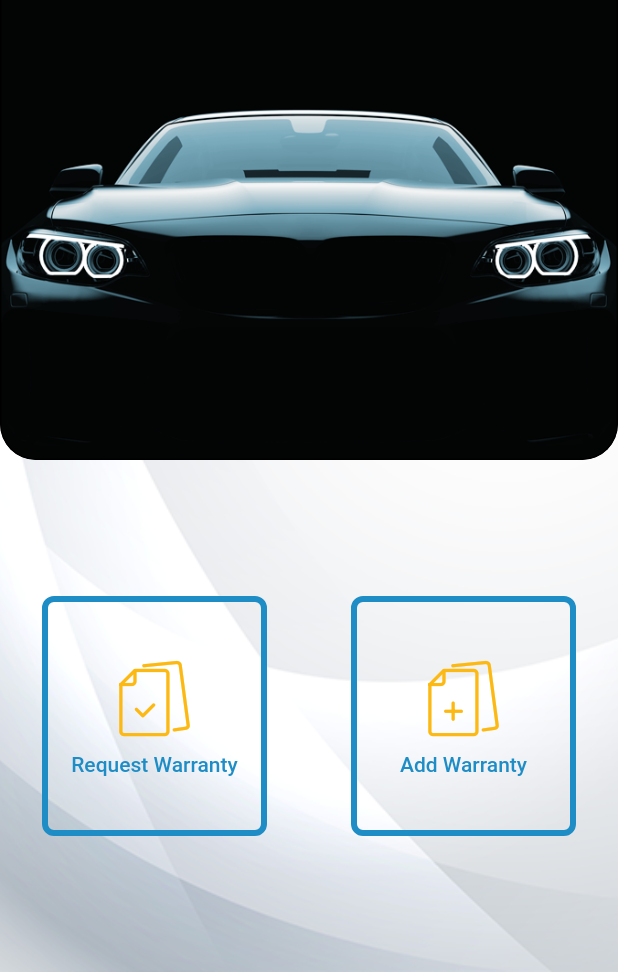
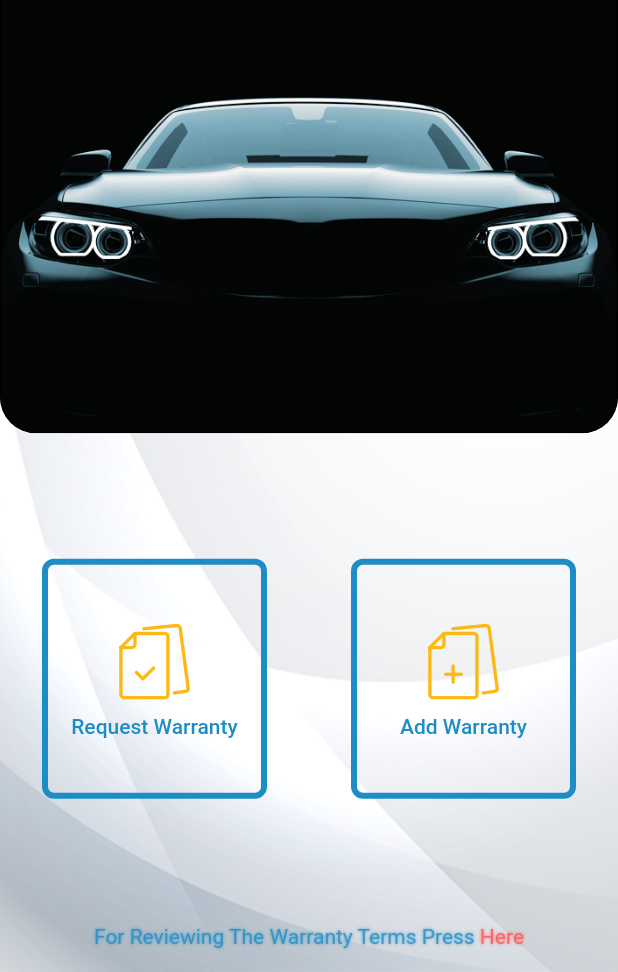
Before and after one commit to ibrahimdevoloper/eWarrenty-app, a Flutter app: the HomePage screen opened directly, on a phone screen of 412 x 824 dp, the part 264-1236 px from its top. Run offline on Flutter 3.47's test engine with Material 2 defaults, Android fonts, the phone set to English and light mode, and no system bars; our stand-ins replace auto_size_text, bloc, cached_network_image, chopper, country_code_picker, email_validator and 16 more; missing offline and left inert: flutter_full_pdf_viewer; accounts and stored records are empty; generated files the repository leaves out were written again; Roboto replaces fonts that are missing (Cairo).

Commit message:
after flutter 2.0

```diff
--- a/assets/lang/ar.json
+++ b/assets/lang/ar.json
@@ -173,6 +173,7 @@
   "phoneNumberExample1": "يجب 065 وليس ٠٦٥",
   "phoneNumberExample": "حصراً أرقام أجنبية 01234....",
   "warrantyTerms": "شروط الكفالة",
-  "warrantyTermsContent": "إن شركة مارفل تك تقدم خدمة كفالة مارفل تك الإلكترونية \nتتعهد شركة مارفل تك بحفظ معلومات المشتركين وعدم بيعها وعدم استخدامها إلا لأغراض تطوير منتجاتها الخاصة بالشركة فقط \nفي حال إتمام عملية التسجيل يعتبر ذلك موافقة على الشروط التالية:\n-\tعدم وصل أي حمل خارجي غير ملائم للبطارية المكفولة (كمثال: عدم توصيل البطارية لهدف الإنارة أو توصيل البطارية لنوع سيارة غير موافق لها) \n-\tعدم تعرض الرقم التسلسلي لبطارية المكفولة لشطب أو خدش أو إزالة أو تعرضه لأي نوع من أنواع الضرر\n-\tالتزام المشترك بسلامة أقطاب توصيل البطارية وسلامة توصيلات السيارة (مثال: وجود عطل بالدينمو)\n-\tعدم تعرض البطارية لضرر أو خدش في هيكلها\n-\tعدم إعادة تركيب البطارية بسيارة مختلفة عن السيارة المسجلة بالكفالة \n-\tالتزام المشترك بصحة معلوماته من بيانات مسجلة وصور مرسلة (صور حقيقة)\n\nعند عدم التزام المشترك بالشروط السابقة يلغى اشتراك كفالته وتصبح بطاريته خارج الكفالة \n\n"
-
+  "warrantyTermsContent": "إن شركة مارفل تك تقدم خدمة كفالة مارفل تك الإلكترونية \nتتعهد شركة مارفل تك بحفظ معلومات المشتركين وعدم بيعها وعدم استخدامها إلا لأغراض تطوير منتجاتها الخاصة بالشركة فقط \nفي حال إتمام عملية التسجيل يعتبر ذلك موافقة على الشروط التالية:\n-\tعدم وصل أي حمل خارجي غير ملائم للبطارية المكفولة (كمثال: عدم توصيل البطارية لهدف الإنارة أو توصيل البطارية لنوع سيارة غير موافق لها) \n-\tعدم تعرض الرقم التسلسلي لبطارية المكفولة لشطب أو خدش أو إزالة أو تعرضه لأي نوع من أنواع الضرر\n-\tالتزام المشترك بسلامة أقطاب توصيل البطارية وسلامة توصيلات السيارة (مثال: وجود عطل بالدينمو)\n-\tعدم تعرض البطارية لضرر أو خدش في هيكلها\n-\tيجب أن يتطابق التاريخ الذي تم إدخاله في نموذج تسجيل الكفالة مع التاريخ الموجود في الفاتورة المصورة\n-\tعدم إعادة تركيب البطارية بسيارة مختلفة عن السيارة المسجلة بالكفالة \n-\tالتزام المشترك بصحة معلوماته من بيانات مسجلة وصور مرسلة (صور حقيقة)\n\nعند عدم التزام المشترك بالشروط السابقة يلغى اشتراك كفالته وتصبح بطاريته خارج الكفالة \n",
+  "forReviewingTheWarrantyTermsPress": "من أجل عرض شروط الكفالة أضغط ",
+  "here": "هنا"
 }
--- a/assets/lang/en.json
+++ b/assets/lang/en.json
@@ -170,5 +170,7 @@
   "phoneNumberExample1": "must 065 not ٠٦٥",
   "phoneNumberExample": "Only English Numbers 01234...",
   "warrantyTerms": "Warranty Terms",
-  "warrantyTermsContent": "Marvel Tech Introduce Marvel Tech E-Warranty Service\n\nMarvel Tech undertake to maintain the user data and not to be sold and to be used only for the development of its products\nIn the condition of completing the registration, it is considered an approval of these terms:\n-\tPrevent connecting the warrantied battery to an unsuitable load (as an example: connecting the battery for lighting purpose or connecting the battery to incompatible car)\n-\tProtecting the serial number from scratching, deletion, removal or any kind of damage\n-\tThe subscriber’s commitment to reliable connection terminals and a reliable car internal connection (as an example: connecting the battery to a damaged dynamo)\n-\tProtecting the battery from any scratches or damages\n-\tDo not re-install the battery in a car different from the one registered with the warranty\n-\tThe subscriber's commitment to a correct registration information and sent pictures (real pictures)\n\nIn the condition of Violating these terms the warranty will be canceled\n"
+  "warrantyTermsContent": "Marvel Tech Introduce Marvel Tech E-Warranty Service\n\nMarvel Tech undertake to maintain the user data and not to be sold and to be used only for the development of its products\nIn the condition of completing the registration, it is considered an approval of these terms:\n-\tPrevent connecting the warrantied battery to an unsuitable load (as an example: connecting the battery for lighting purpose or connecting the battery to incompatible car)\n-\tProtecting the serial number from scratching, deletion, removal or any kind of damage\n-\tThe subscriber’s commitment to reliable connection terminals and a reliable car internal connection (as an example: connecting the battery to a damaged dynamo)\n-\tProtecting the battery from any scratches or damages\n-\tThe entered date in the warranty registration form must match the date in the  photographed bill\n-\tDo not re-install the battery in a car different from the one registered with the warranty\n-\tThe subscriber's commitment to a correct registration information and sent pictures (real pictures)\n\nIn the condition of Violating these terms the warranty will be canceled\n",
+  "forReviewingTheWarrantyTermsPress": "For Reviewing The Warranty Terms Press ",
+  "here": "Here"
 }
--- a/lib/Function/FirebaseCrashlyticsLog.dart
+++ b/lib/Function/FirebaseCrashlyticsLog.dart
@@ -1,7 +1,7 @@
 import 'package:firebase_crashlytics/firebase_crashlytics.dart';
 
 void firebaseCrashLog({String code, String tag, String message}) {
-  // print("Error Code: ${code},Tag: ${tag},message: ${message},");
+  print("Error Code: ${code},Tag: ${tag},message: ${message},");
   if (code != null)
     FirebaseCrashlytics.instance
         .log("Error Code: ${code},Tag: ${tag},message: ${message},");
--- a/lib/pages/HomePage.dart
+++ b/lib/pages/HomePage.dart
@@ -9,6 +9,7 @@ import 'package:ewarrenty/dialogs/termsOfServiceDialog.dart';
 import 'package:ewarrenty/helpers/PrefKeys.dart';
 import 'package:ewarrenty/pages/RequestDetailPage.dart';
 import 'package:firebase_analytics/firebase_analytics.dart';
+import 'package:flutter/gestures.dart';
 import 'package:flutter/material.dart';
 import 'package:google_fonts/google_fonts.dart';
 import 'package:provider/provider.dart';
@@ -30,6 +31,10 @@ class _HomePageState extends State<HomePage> with TickerProviderStateMixin {
   AnimationController _animeController;
   CurvedAnimation _curvedAnimation;
   Animation<Offset> _offsetAnimation;
+
+  AnimationController _flickerController;
+  Animation<double> _flickerAnime;
+  CurvedAnimation _flickerCurvedAnimation;
 
   @override
   void initState() {
@@ -69,6 +74,16 @@ class _HomePageState extends State<HomePage> with TickerProviderStateMixin {
     _offsetAnimation = Tween<Offset>(begin: Offset(0, -1), end: Offset(0, 0))
         .animate(_curvedAnimation);
     _animeController.forward();
+
+    _flickerController = AnimationController(
+        vsync: this, duration: Duration(milliseconds: 1500));
+    _flickerCurvedAnimation = CurvedAnimation(
+      curve: Curves.easeInOut,
+      parent: _flickerController,
+    );
+    _flickerAnime =
+        Tween<double>(begin: 0.0, end: 1.0).animate(_flickerCurvedAnimation);
+    _flickerController.repeat(reverse: true);
     FirebaseAnalytics().setCurrentScreen(
         screenName: "HomePage", screenClassOverride: "HomePage");
   }
@@ -77,6 +92,7 @@ class _HomePageState extends State<HomePage> with TickerProviderStateMixin {
   void dispose() {
     _animeController.dispose();
     _fadeController.dispose();
+    _flickerController.dispose();
     super.dispose();
     // _animController.dispose();
   }
@@ -327,7 +343,8 @@ class _HomePageState extends State<HomePage> with TickerProviderStateMixin {
                                 Navigator.push(
                                     context,
                                     MaterialPageRoute(
-                                      builder: (context) => AddWarrantyPage()));
+                                        builder: (context) =>
+                                            AddWarrantyPage()));
                               },
                               title: AppLocalizations.of(context)
                                   .translate("addWarranty"),
@@ -346,11 +363,77 @@ class _HomePageState extends State<HomePage> with TickerProviderStateMixin {
                       ],
                     ),
                   ),
+                  Padding(
+                    padding: const EdgeInsets.only(bottom: 16),
+                    child: FadeTransition(
+                      opacity: _flickerAnime,
+                      child: RichText(
+                        text: TextSpan(
+                            text: AppLocalizations.of(context)
+                                .translate("forReviewingTheWarrantyTermsPress"),
+                            style: GoogleFonts.cairo(
+                              shadows: [
+                                Shadow(
+                                  blurRadius: 2.0,
+                                  color: Theme.of(context).primaryColor,
+                                  offset: Offset(0, 0),
+                                ),
                               ],
-            )),
+                              fontSize:
+                                  Theme.of(context).textTheme.button.fontSize,
+                              color: Theme.of(context).primaryColor,
+                            ),
+                            children: [
+                              TextSpan(
+                                text: AppLocalizations.of(context)
+                                    .translate("here"),
+                                style: GoogleFonts.cairo(
+                                  shadows: [
+                                    Shadow(
+                                      blurRadius: 2.0,
+                                      color: Colors.redAccent,
+                                      offset: Offset(0, 0),
+                                    ),
+                                  ],
+                                  fontSize: Theme.of(context)
+                                      .textTheme
+                                      .button
+                                      .fontSize,
+                                  color: Colors.redAccent,
+                                ),
+                                recognizer: TapGestureRecognizer()
+                                  ..onTap = () {
+                                    showDialog(
+                                        context: context,
+                                        builder: (context) =>
+                                            warrantyTermsDialog(context));
+                                  },
+                              ),
+                            ]),
+                      ),
+                    ),
+                  )
+                ],
+              ),
+            ),
           ],
         ),
       ),
     );
   }
 }
+
+class FlickerCurve extends Curve {
+  FlickerCurve();
+
+  @override
+  double transformInternal(double t) {
+    var result = 0.0;
+    if ((t >= 0.2 && t <= 0.25) || (t >= 0.4 && t <= 0.5) || (t >= 0.7))
+      result = 1.0;
+    else
+      result = 0.0;
+
+    return result;
+  }
+}
--- a/lib/services/getForgottenWarrantyByEmail/GetForgottenWarrantyByEmailService.dart
+++ b/lib/services/getForgottenWarrantyByEmail/GetForgottenWarrantyByEmailService.dart
@@ -13,7 +13,7 @@ abstract class GetForgottenWarrantyByEmailService extends ChopperService {
     path: "/{email}",
   )
   // Future<Response> getWarrenty(@QueryMap() Map<String, dynamic> body);
-  Future<Response> getWarrenties(@Path('email') String email);
+  Future<Response> getWarrenties(@Path('email') email);
 
   static GetForgottenWarrantyByEmailService create() {
     final client = ChopperClient(
--- a/lib/services/getForgottenWarrantyByPhoneNumber/GetForgottenWarrantyByPhoneNumberService.dart
+++ b/lib/services/getForgottenWarrantyByPhoneNumber/GetForgottenWarrantyByPhoneNumberService.dart
@@ -13,7 +13,7 @@ abstract class GetForgottenWarrantyByPhoneNumberService extends ChopperService {
     path: "/{phoneNumber}",
   )
   // Future<Response> getWarrenty(@QueryMap() Map<String, dynamic> body);
-  Future<Response> getWarrenties(@Path('phoneNumber') String phoneNumber);
+  Future<Response> getWarrenties(@Path('phoneNumber') phoneNumber);
 
   static GetForgottenWarrantyByPhoneNumberService create() {
     final client = ChopperClient(
--- a/lib/services/getWarranty/GetWarrantyService.dart
+++ b/lib/services/getWarranty/GetWarrantyService.dart
@@ -13,7 +13,7 @@ abstract class GetWarrantyService extends ChopperService {
     path: "/{code}",
   )
   // Future<Response> getWarrenty(@QueryMap() Map<String, dynamic> body);
-  Future<Response> getWarrenty(@Path('code') String code);
+  Future<Response> getWarrenty(@Path('code') code);
 
   static GetWarrantyService create() {
     final client = ChopperClient(
--- a/lib/services/sendCar/SendCarService.dart
+++ b/lib/services/sendCar/SendCarService.dart
@@ -17,7 +17,7 @@ abstract class SendCarService extends ChopperService {
   Future<Response> sendCar({
     // @Part('name_ar') String nameAr,
     // @Part('name_en') String nameEn,
-    @Body() Map<String, dynamic> body,
+    @Body() body,
   });
 
   static SendCarService create() {
--- a/lib/services/sendMarket/SendMarketService.dart
+++ b/lib/services/sendMarket/SendMarketService.dart
@@ -22,7 +22,7 @@ abstract class SendMarketService extends ChopperService {
     // @Part('country') String country,
     // @Part('address_ar') String addressAr,
     // @Part('address_en') String addressEn,
-    @Body() Map<String, dynamic> body,
+    @Body() body,
   });
 
   static SendMarketService create() {
```
Also changed, not shown: lib/Blocs/GetWarranty/get_warranty_cubit.dart (+37 -1 lines), lib/Blocs/InitData/init_data_cubit.dart (+8 -7 lines), lib/Function/PDFGenerator.dart (+4 -4 lines), lib/main.dart (+6 -3 lines), lib/pages/AddMarketPage.dart (+5 -5 lines), lib/services/sendWarranty/SendWarrantyService.dart (+17 -17 lines), pubspec.yaml (+26 -25 lines), lib/services/getForgottenWarrantyByEmail/GetForgottenWarrantyByEmailService.chopper.dart, lib/services/getForgottenWarrantyByPhoneNumber/GetForgottenWarrantyByPhoneNumberService.chopper.dart, lib/services/getWarranty/GetWarrantyService.chopper.dart, lib/services/initData/InitDataService.chopper.dart, lib/services/sendCar/SendCarService.chopper.dart, lib/services/sendMarket/SendMarketService.chopper.dart, lib/services/sendWarranty/SendWarrantyService.chopper.dart, 1 more files, 2 other files. Lines whose indentation alone changed are shown as unchanged.
